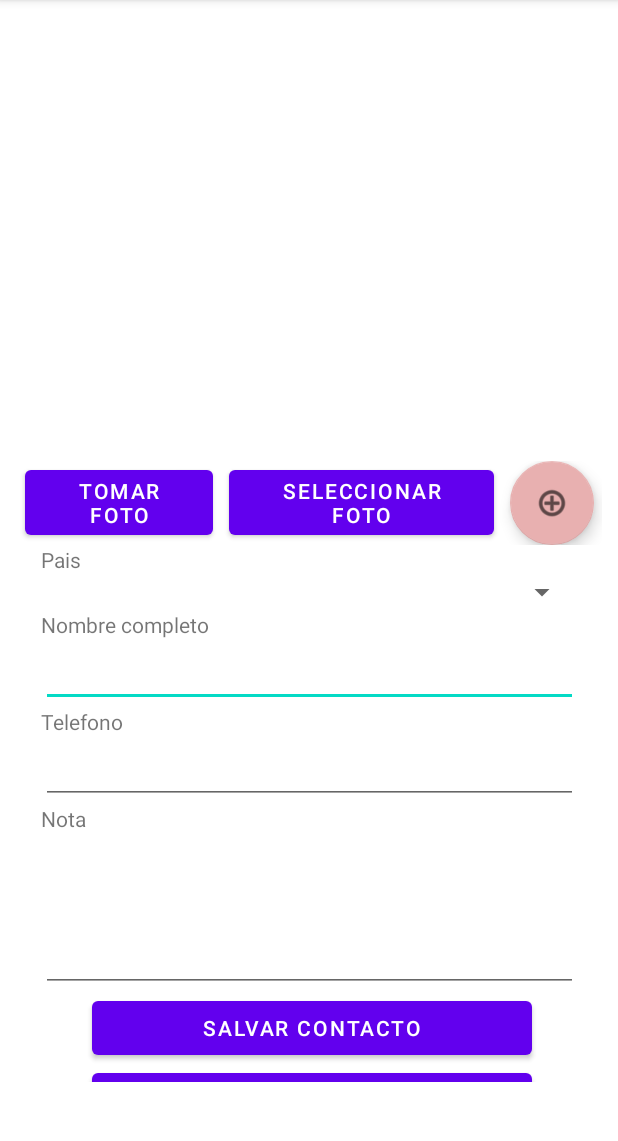
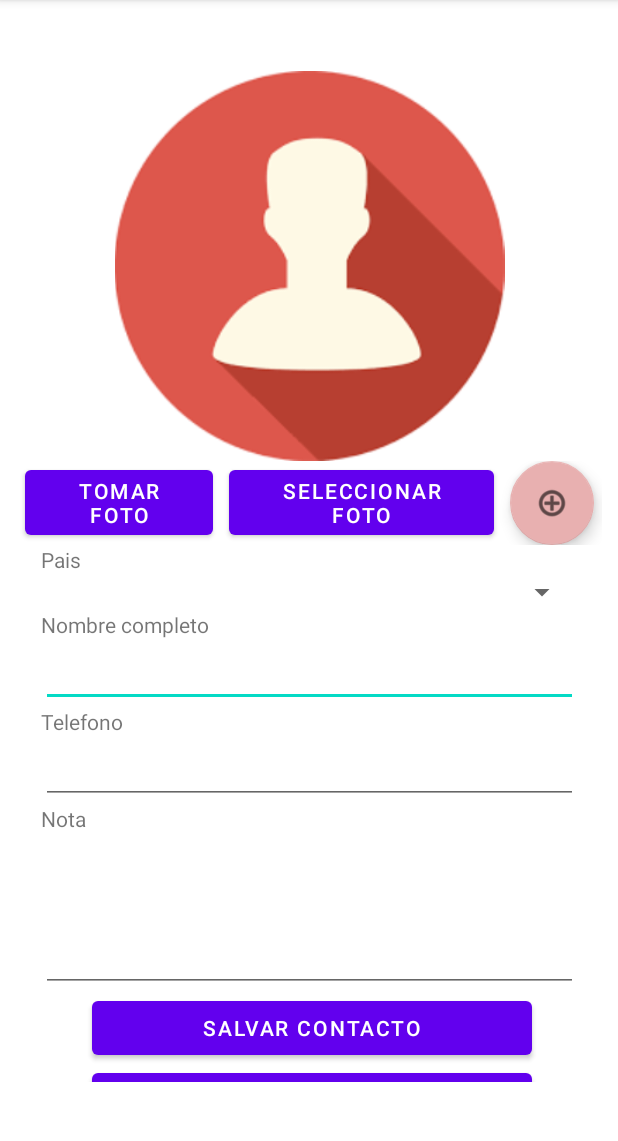
Before and after one commit to estebancerrato/PM1E1-0087-0012, an Android app: the screen it shows after launch (MainActivity), on a phone screen of 412 x 824 dp, the part 84-1225 px from its top. Run offline under Robolectric (Android 15) with nearby library versions, the phone set to English and light mode, and no system bars.

```diff
--- a/app/src/main/res/layout/activity_main.xml
+++ b/app/src/main/res/layout/activity_main.xml
@@ -24,6 +24,7 @@
                 android:id="@+id/imageView"
                 android:layout_width="match_parent"
                 android:layout_height="260dp"
+                app:srcCompat="@drawable/contacto"
                 tools:srcCompat="@tools:sample/avatars" />
 
             <LinearLayout
```
Also changed, not shown: app/src/main/java/com/example/pm1e1_0087_0012/MainActivity.java (+7 -1 lines), app/src/main/res/drawable/contacto.png (added).
